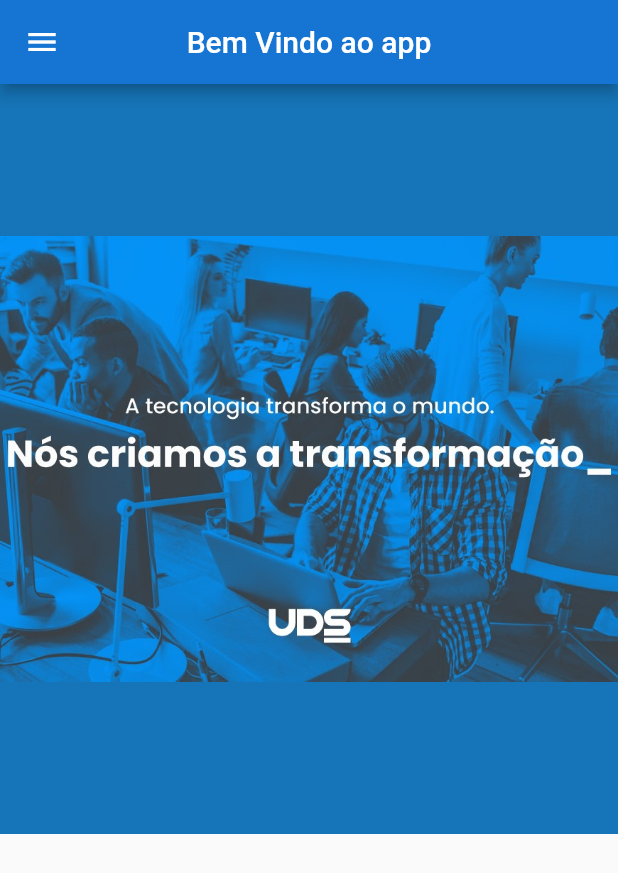
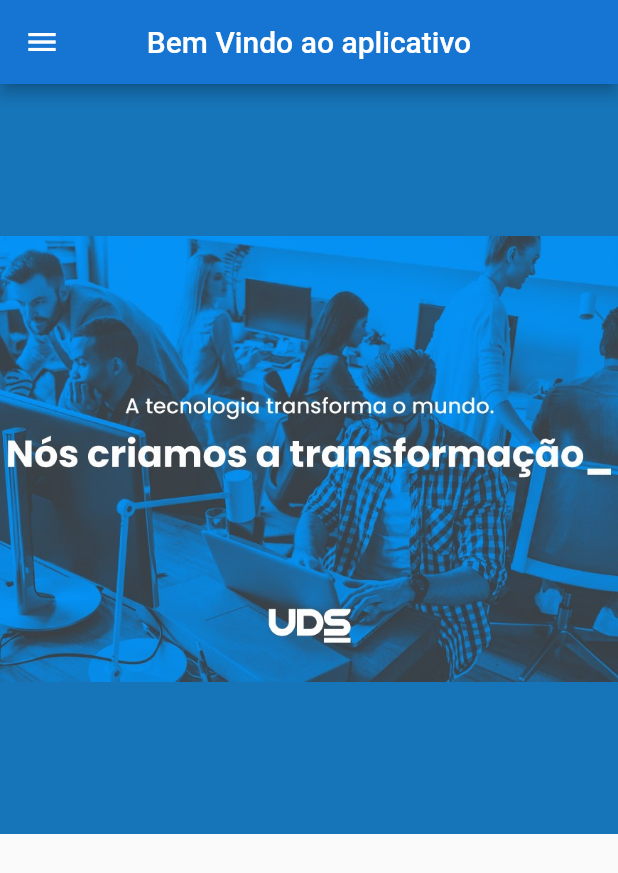
Before and after one commit to hudsonishibashi/Upload_Flutter, a Flutter app: the HomeScreen screen opened directly, on a phone screen of 412 x 824 dp. Shown: the top 873 px of the screen. Run offline on Flutter 3.47's test engine with Material 2 defaults, Android fonts, the phone set to English and light mode, and no system bars; our stand-ins replace cloud_firestore, firebase_auth, sqflite; accounts and stored records are empty.

Commit message:
'alteracaotelaprincipal'

```diff
--- a/app_teste/lib/src/telas/tela_principal.dart
+++ b/app_teste/lib/src/telas/tela_principal.dart
@@ -20,7 +20,7 @@ class _HomeScreenState extends State<HomeScreen> {
       children: <Widget>[
         Scaffold(
       appBar: AppBar(
-        title: Text("Bem Vindo ao app",
+        title: Text("Bem Vindo ao aplicativo",
         style: TextStyle(color: Colors.white),
         ),
         centerTitle: true,
```
